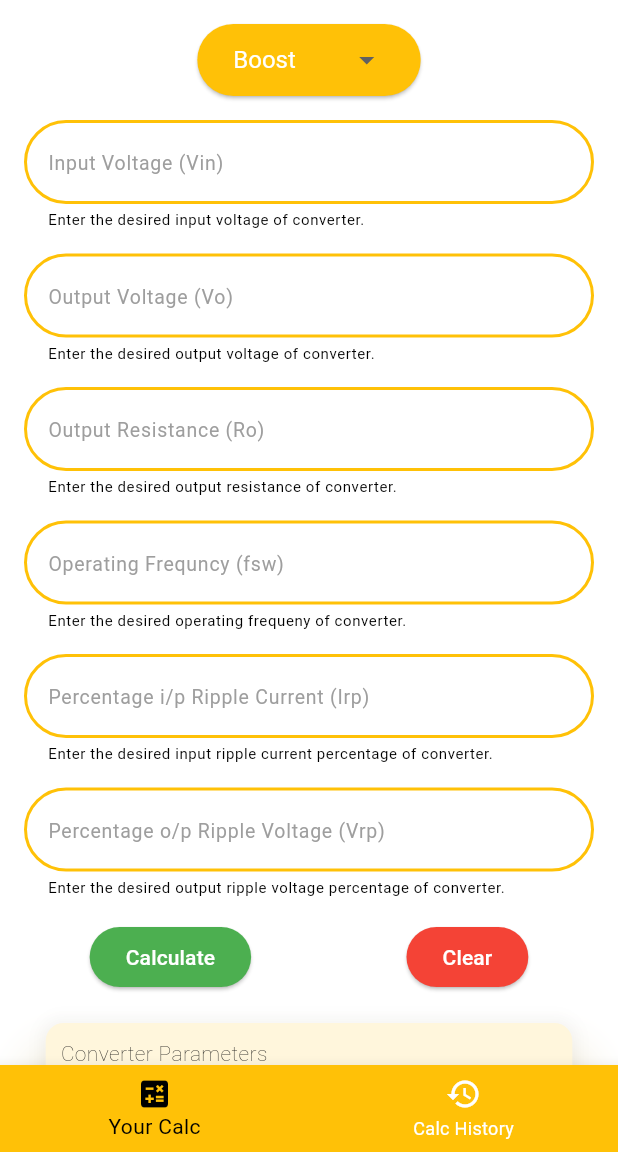
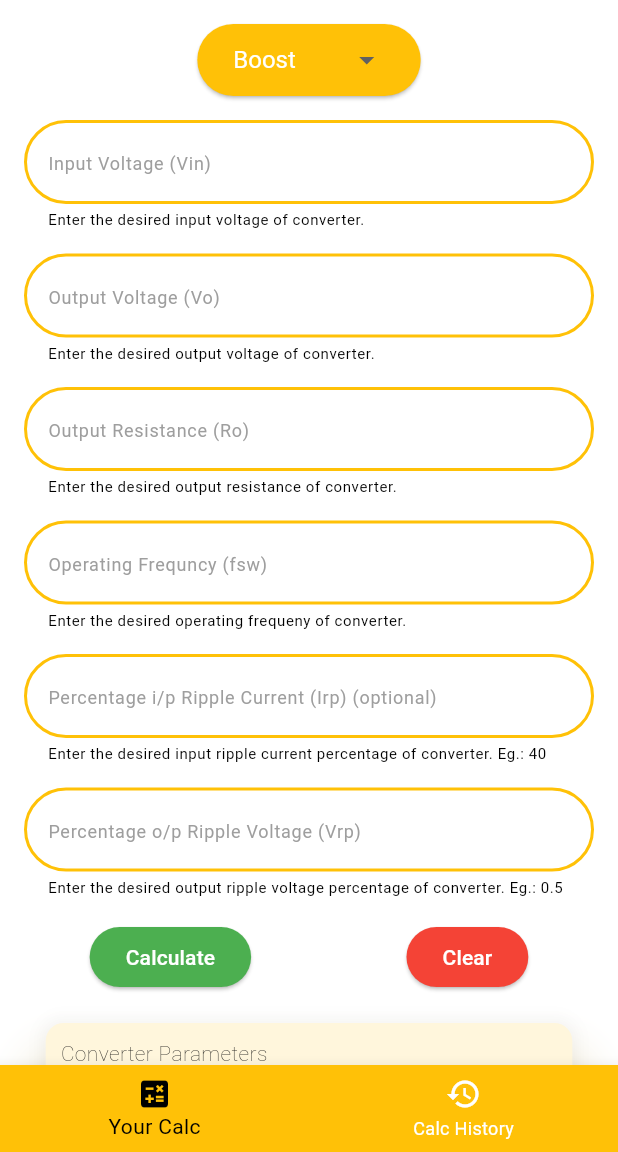
Before and after one commit to PranayJagtap06/convertercalc-flutter, a Flutter app: the screen it shows after launch, after a tap on "Go to ConverterCalc", on a phone screen of 412 x 824 dp, the part 84-1236 px from its top. Run offline on Flutter 3.47's test engine with Material 3 defaults, Android fonts, the phone set to English and light mode, and no system bars; our stand-ins replace font_awesome_flutter, permission_handler, share_plus; missing offline and left inert: android_intent; Roboto replaces fonts that are missing (FiraCodeNerdFont, FiraCodeNerdFontMono, FiraCodeNerdFontPropo).

Commit message:
updated TextFields

```diff
--- a/lib/Pages/calc_page.dart
+++ b/lib/Pages/calc_page.dart
@@ -460,13 +460,13 @@ class _CalcPageState extends State<CalcPage> {
     if (widget.isDark) {
       return TextStyle(
         fontFamily: 'FiraCodeNerdFontPropo',
-        fontSize: 13,
+        fontSize: 12,
         color: hasFocus ? Colors.black : Colors.grey,
       );
     } else {
       return TextStyle(
         fontFamily: 'FiraCodeNerdFontPropo',
-        fontSize: 13,
+        fontSize: 12,
         color: hasFocus ? Colors.white : Colors.grey,
       );
     }
@@ -747,10 +747,11 @@ class _CalcPageState extends State<CalcPage> {
                 ),
                 filled: true,
                 fillColor: _getFillColor(_focusNodeIrp.hasFocus),
-                hintText: 'Percentage i/p Ripple Current (Irp)',
+                hintText: 'Percentage i/p Ripple Current (Irp) (optional)',
+                hintMaxLines: 2,
                 hintStyle: _getHintStyle(_focusNodeIrp.hasFocus),
                 helperText:
-                    'Enter the desired input ripple current percentage of converter.',
+                    'Enter the desired input ripple current percentage of converter. Eg.: 40',
                 helperMaxLines: 2,
                 helperStyle: const TextStyle(
                     fontFamily: 'FiraCodeNerdFontMono', fontSize: 10),
@@ -794,7 +795,7 @@ class _CalcPageState extends State<CalcPage> {
                 hintText: 'Percentage o/p Ripple Voltage (Vrp)',
                 hintStyle: _getHintStyle(_focusNodeVrp.hasFocus),
                 helperText:
-                    'Enter the desired output ripple voltage percentage of converter.',
+                    'Enter the desired output ripple voltage percentage of converter. Eg.: 0.5',
                 helperMaxLines: 2,
                 helperStyle: const TextStyle(
                     fontFamily: 'FiraCodeNerdFontMono', fontSize: 10),
```
Also changed, not shown: 2 other files.
